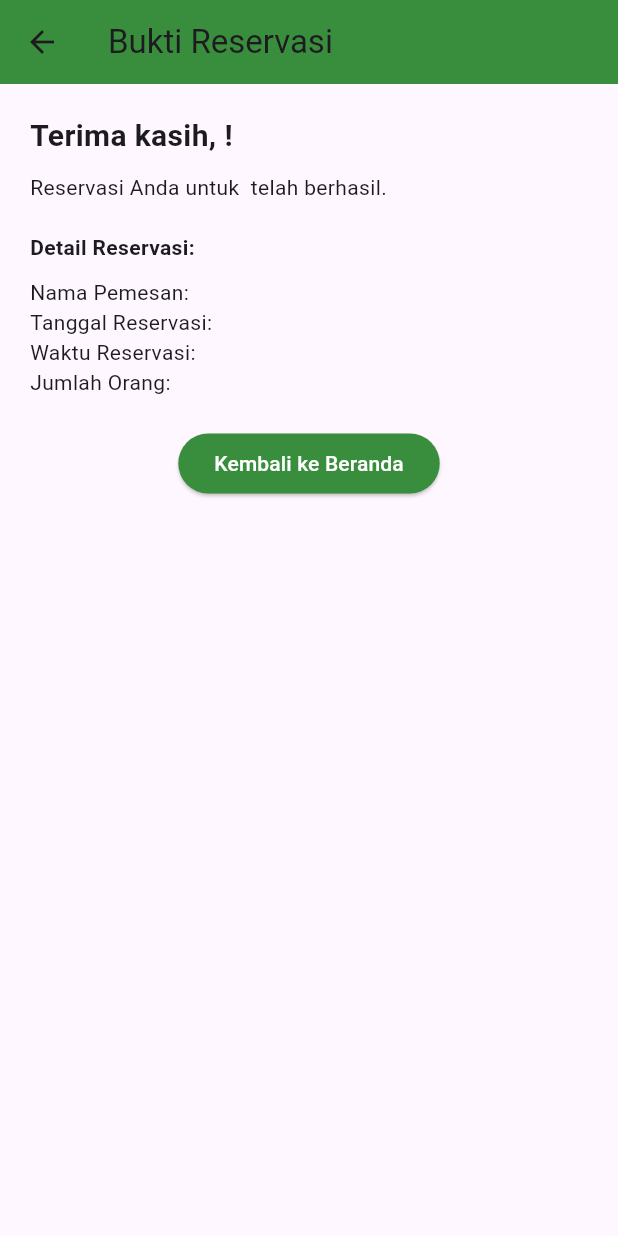
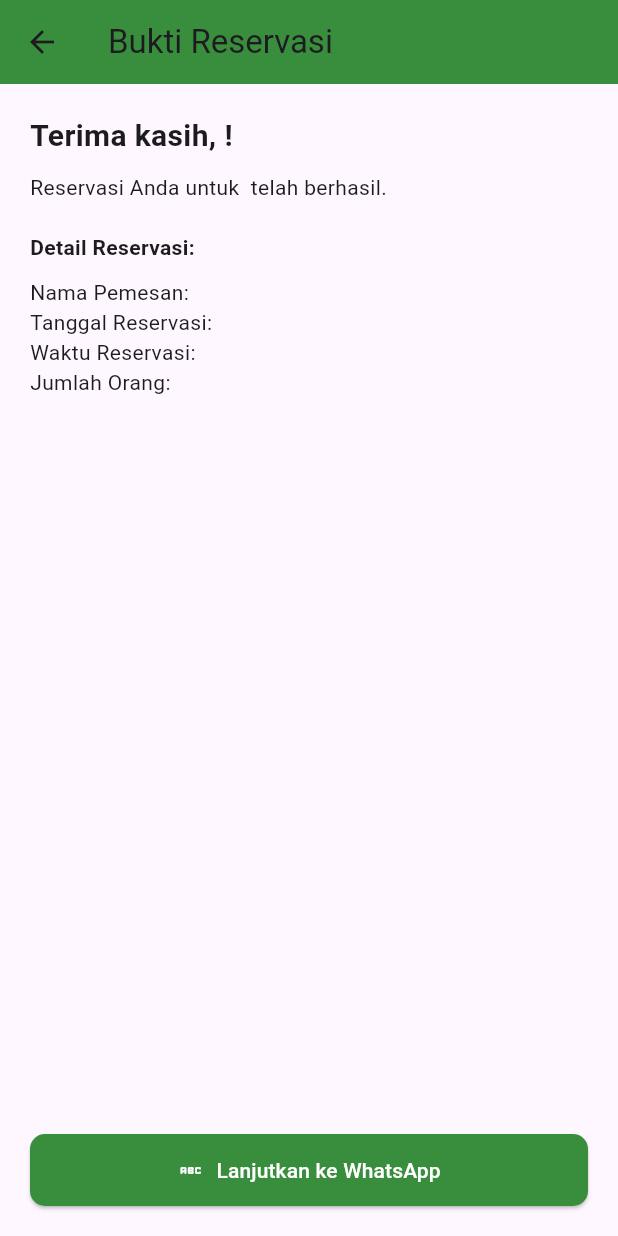
Before and after one commit to rynn26/bicopi, a Flutter app: the HasilReservasiScreen screen opened directly with empty values, on a phone screen of 412 x 824 dp. Run offline on Flutter 3.47's test engine with Material 3 defaults, Android fonts, the light colour scheme and no system bars; our stand-ins replace carousel_slider, google_fonts, supabase_flutter; accounts and stored records are empty.

Commit message:
reservasi_new

```diff
--- /dev/null
+++ b/bichopi_mobile/lib/hasil_reservasi.dart
@@ -0,0 +1,94 @@
+import 'package:flutter/material.dart';
+import 'package:url_launcher/url_launcher.dart';
+
+class HasilReservasiScreen extends StatelessWidget {
+  final String nama;
+  final String tanggal;
+  final String waktu;
+  final String jumlah;
+  final String keterangan;
+  final String namaTempat;
+
+  const HasilReservasiScreen({
+    super.key,
+    required this.nama,
+    required this.tanggal,
+    required this.waktu,
+    required this.jumlah,
+    required this.keterangan,
+    required this.namaTempat,
+  });
+
+  @override
+  Widget build(BuildContext context) {
+    return Scaffold(
+      appBar: AppBar(
+        title: const Text('Bukti Reservasi'),
+        backgroundColor: Colors.green[700],
+      ),
+      body: Padding(
+        padding: const EdgeInsets.all(20.0),
+        child: Column(
+          crossAxisAlignment: CrossAxisAlignment.start,
+          children: [
+            Text(
+              'Terima kasih, $nama!',
+              style: const TextStyle(fontSize: 20, fontWeight: FontWeight.bold),
+            ),
+            const SizedBox(height: 10),
+            Text('Reservasi Anda untuk $namaTempat telah berhasil.'),
+            const SizedBox(height: 20),
+            const Text('Detail Reservasi:',
+                style: TextStyle(fontWeight: FontWeight.bold)),
+            const SizedBox(height: 10),
+            Text('Nama Pemesan: $nama'),
+            Text('Tanggal Reservasi: $tanggal'),
+            Text('Waktu Reservasi: $waktu'),
+            Text('Jumlah Orang: $jumlah'),
+            if (keterangan.isNotEmpty) Text('Keterangan: $keterangan'),
+            const Spacer(),
+            SizedBox(
+              width: double.infinity,
+              child: ElevatedButton.icon(
+                onPressed: () => _kirimKeWhatsApp(context),
+                icon: const Icon(Icons.abc_rounded),
+                label: const Text('Lanjutkan ke WhatsApp'),
+                style: ElevatedButton.styleFrom(
+                  backgroundColor: Colors.green[700],
+                  foregroundColor: Colors.white,
+                  padding: const EdgeInsets.symmetric(vertical: 14),
+                  shape: RoundedRectangleBorder(
+                    borderRadius: BorderRadius.circular(10),
+                  ),
+                ),
+              ),
+            ),
+          ],
+        ),
+      ),
+    );
+  }
+
+  void _kirimKeWhatsApp(BuildContext context) async {
+    final pesan = Uri.encodeComponent('''
+Halo, saya ingin konfirmasi reservasi:
+📍 Tempat: $namaTempat
+👤 Nama: $nama
+📅 Tanggal: $tanggal
+⏰ Waktu: $waktu
+👥 Jumlah Orang: $jumlah
+📝 Keterangan: ${keterangan.isEmpty ? '-' : keterangan}
+''');
+
+    const nomorTujuan = '6281230735844'; // Ganti dengan nomor tujuan
+    final url = 'https://wa.me/$nomorTujuan?text=$pesan';
+
+    if (await canLaunchUrl(Uri.parse(url))) {
+      await launchUrl(Uri.parse(url), mode: LaunchMode.externalApplication);
+    } else {
+      ScaffoldMessenger.of(context).showSnackBar(
+        const SnackBar(content: Text('Tidak dapat membuka WhatsApp')),
+      );
+    }
+  }
+}
--- a/bichopi_mobile/pubspec.yaml
+++ b/bichopi_mobile/pubspec.yaml
@@ -45,7 +45,9 @@ dependencies:
   intl: ^0.18.1
   qr_flutter: ^4.1.0
   http: ^0.13.4
-  url_launcher: ^6.1.7
+  url_launcher: ^6.3.1
+  shared_preferences: ^2.0.15
+
 
 
 dev_dependencies:
```
Also changed, not shown: bichopi_mobile/lib/cart_halaman.dart (+33 -26 lines), bichopi_mobile/lib/input_reservasi.dart (+172 -43 lines), bichopi_mobile/lib/login.dart (+36 -19 lines), bichopi_mobile/lib/payment.dart (+4 -4 lines), bichopi_mobile/lib/profile.dart (+34 -75 lines), bichopi_mobile/lib/register.dart (+8 -8 lines), bichopi_mobile/lib/reservasi.dart (+10 -5 lines), bichopi_mobile/pubspec.lock.
